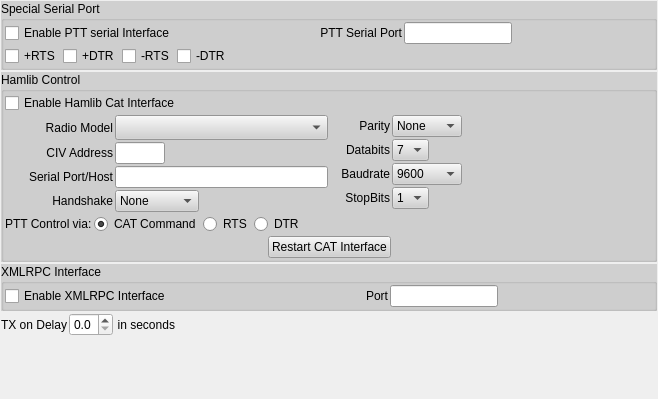
Above: qsstv/config/rigconfig.ui from cureton/qsstv before the change. Below: the same form after it.
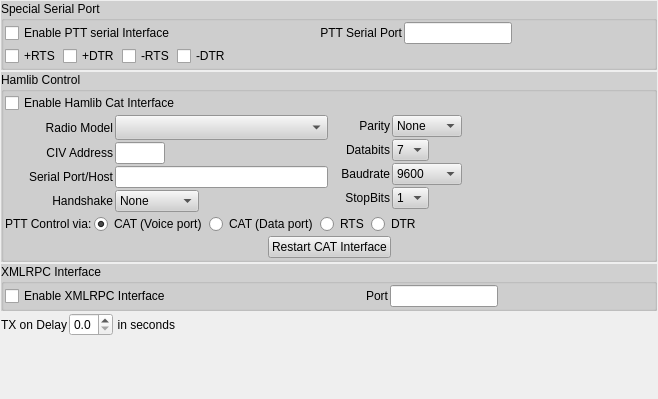
That is the form after the change.

Commit message: Added support for using analog data port of radio via hamlib

Diff of the .ui file:
```diff
--- a/qsstv/config/rigconfig.ui
+++ b/qsstv/config/rigconfig.ui
@@ -1476,15 +1476,37 @@
            </widget>
           </item>
           <item>
-           <widget class="QRadioButton" name="catRadioButton">
+           <widget class="QRadioButton" name="catVoiceRadioButton">
+            <property name="enabled">
+             <bool>true</bool>
+            </property>
+            <property name="toolTip">
+             <string extracomment="PTT with voice port as input"/>
+            </property>
             <property name="text">
-             <string>CAT Command</string>
+             <string>CAT (Voice port)</string>
             </property>
             <property name="checked">
              <bool>true</bool>
             </property>
            </widget>
           </item>
+          <item>
+           <widget class="QRadioButton" name="catDataRadioButton">
+            <property name="enabled">
+             <bool>true</bool>
+            </property>
+            <property name="toolTip">
+             <string/>
+            </property>
+            <property name="whatsThis">
+             <string/>
+            </property>
+            <property name="text">
+             <string>CAT (Data port)</string>
+            </property>
+           </widget>
+          </item>
           <item>
            <widget class="QRadioButton" name="rtsRadioButton">
             <property name="text">
```
Left out of the diff: 44 changed lines with no effect on the pictures. The commit also changes 5 other files.
